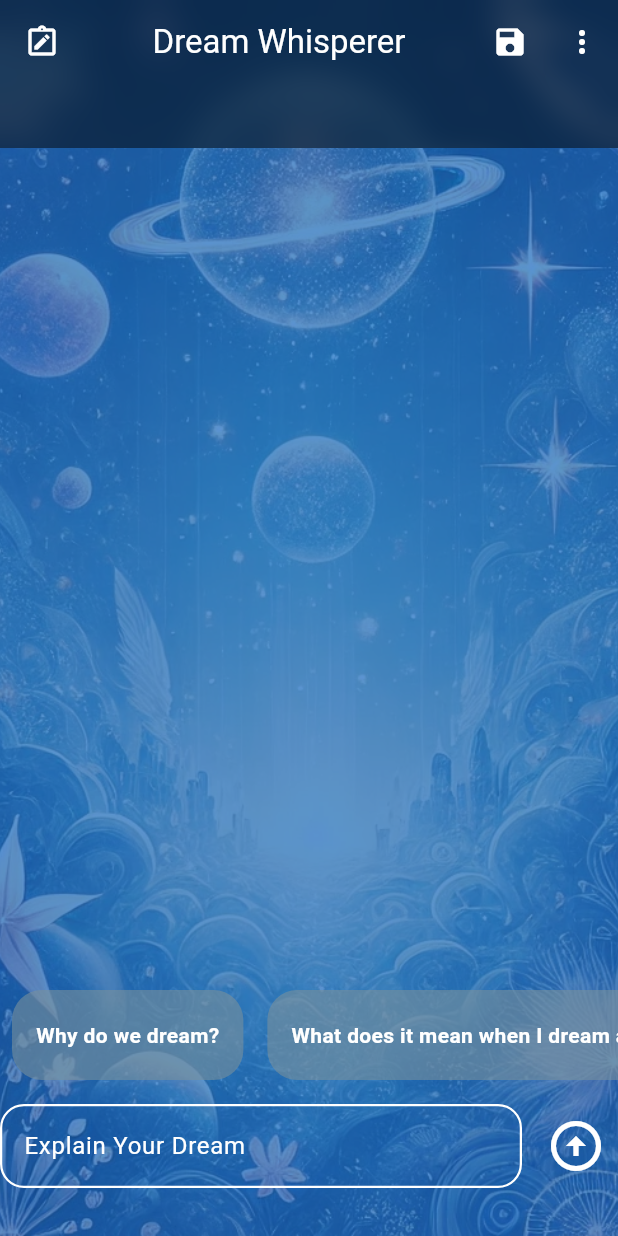
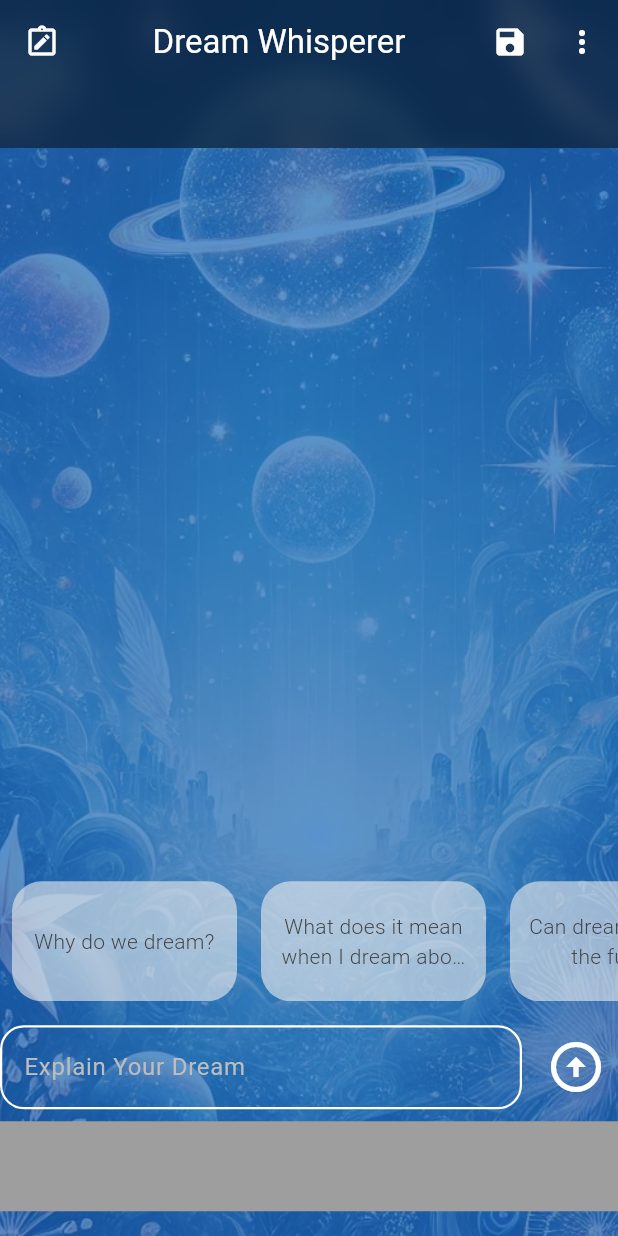
Before and after one commit to johnhcolani/Dream-Interpreter, a Flutter app: the screen it shows after launch, on a phone screen of 412 x 824 dp. Run offline on Flutter 3.47's test engine with Material 3 defaults, Android fonts, the phone set to English and light mode, and no system bars; our stand-ins replace animated_text_kit, flutter_dotenv, flutter_riverpod, google_generative_ai, sqflite; accounts and stored records are empty.

Commit message:
Modified UI for Android and iOS

```diff
--- a/lib/presentation_layer/screens/home_page.dart
+++ b/lib/presentation_layer/screens/home_page.dart
@@ -140,7 +140,9 @@ class _MyHomePageState extends ConsumerState<HomePage> {
       }
     });
 
-    return GestureDetector(
+    return Stack(
+      children: [
+        GestureDetector(
           onTap: () => FocusScope.of(context).unfocus(),
           child: Scaffold(
             backgroundColor: Colors.transparent,
@@ -179,7 +181,7 @@ class _MyHomePageState extends ConsumerState<HomePage> {
                       // Hide prompts when the AI starts generating an answer
                       if (!state.isLoading)
                         SizedBox(
-                      height: 60,
+                          height: 80, // Increased height to accommodate two lines
                           child: ListView.builder(
                             scrollDirection: Axis.horizontal,
                             itemCount: prompts.length,
@@ -189,22 +191,28 @@ class _MyHomePageState extends ConsumerState<HomePage> {
                                   controller.text = prompts[index];
                                 },
                                 child: Container(
+                                  width: 150, // Adjust width to fit prompts
                                   margin: const EdgeInsets.symmetric(horizontal: 8.0),
                                   padding: const EdgeInsets.symmetric(
                                     vertical: 10.0,
-                                horizontal: 16.0,
+                                    horizontal: 12.0,
                                   ),
                                   decoration: BoxDecoration(
-                                color: Colors.blueGrey[400]?.withOpacity(0.6),
+                                    color: Colors.grey.shade200.withOpacity(0.6),
                                     borderRadius: BorderRadius.circular(20.0),
                                   ),
                                   child: Center(
                                     child: Text(
                                       prompts[index],
-                                  style: const TextStyle(
-                                    color: Colors.white,
-                                    fontWeight: FontWeight.bold,
+                                      textAlign: TextAlign.center, // Center-align text
+                                      style:  TextStyle(
+                                        color: Colors.grey.shade800, // Gray text color
+                                        fontWeight: FontWeight.w300, // Weight 300
+                                        fontSize: 14, // Adjust font size if needed
                                       ),
+                                      softWrap: true, // Allow wrapping
+                                      maxLines: 2, // Limit to 2 lines
+                                      overflow: TextOverflow.ellipsis, // Add ellipsis for overflow
                                     ),
                                   ),
                                 ),
@@ -221,7 +229,17 @@ class _MyHomePageState extends ConsumerState<HomePage> {
                         onSubmit: _handleSubmit,
                         onStop: _handleStop,
                       ),
-                  const SizedBox(height: 32),
+                      const SizedBox(height: 8),
+                      Container(
+                        height: 60, // Adjust height as needed
+                        color: Colors.grey,
+                        alignment: Alignment.center,
+                        child: const Text(
+                          "",
+                          style: TextStyle(color: Colors.white, fontSize: 18),
+                        ),
+                      ),
+                      SizedBox(height: MediaQuery.of(context).size.height *0.02),
                     ],
                   ),
                 ),
@@ -233,6 +251,8 @@ class _MyHomePageState extends ConsumerState<HomePage> {
               ],
             ),
           ),
+        ),
+      ],
     );
   }
 }
--- a/lib/presentation_layer/screens/journal_page.dart
+++ b/lib/presentation_layer/screens/journal_page.dart
@@ -134,7 +134,7 @@ class _JournalPageState extends State<JournalPage> {
                                         .textTheme
                                         .bodySmall
                                         ?.copyWith(
-                                      color: Colors.grey[300],
+                                      color: Colors.grey[200],
                                       fontWeight: FontWeight.bold,
                                     ),
                                   ),
@@ -160,6 +160,7 @@ class _JournalPageState extends State<JournalPage> {
                                           ? Icons.arrow_drop_up
                                           : Icons.arrow_drop_down,
                                       color: Colors.black,
+                                      size: 40,
                                     ),
                                     onPressed: () {
                                       setState(() {
@@ -170,7 +171,7 @@ class _JournalPageState extends State<JournalPage> {
                                   ),
                                   IconButton(
                                     icon:  Icon(Icons.delete,
-                                        color: Colors.grey.shade300),
+                                        color: Colors.red.shade400),
                                     onPressed: () async {
                                       final id = entry['id'] as int;
                                       await _deleteConversation(id, index);
--- a/lib/presentation_layer/screens/splash_screen.dart
+++ b/lib/presentation_layer/screens/splash_screen.dart
@@ -60,7 +60,7 @@ class _SplashScreenState extends State<SplashScreen> {
                   height:double.infinity,
                   width: double.infinity,
                   child: Image.asset('images/p1.png',
-                      fit: BoxFit.fill,
+                      fit: BoxFit.cover,
                   errorBuilder: (context, error,stackTrace)=>
                     const Center(child:Text('Image loading error')),
                   )),
--- a/lib/presentation_layer/widgets/custom_textfield.dart
+++ b/lib/presentation_layer/widgets/custom_textfield.dart
@@ -23,7 +23,7 @@ class CustomTextBox extends StatelessWidget {
       decoration: InputDecoration(
         label: Text(
           label,
-          style: const TextStyle(color: Colors.white),
+          style:  TextStyle(color: Colors.grey.shade400),
         ),
         border: const OutlineInputBorder(
           borderSide: BorderSide(width: 1.5, color: Colors.white),
--- a/pubspec.yaml
+++ b/pubspec.yaml
@@ -44,6 +44,7 @@ dependencies:
   test: ^1.25.2
   sqflite: ^2.4.1
   path: ^1.9.0
+  intl: ^0.19.0
 
 dev_dependencies:
   flutter_test:
```
Also changed, not shown: pubspec.lock, 1 other file. Lines whose indentation alone changed are shown as unchanged.
